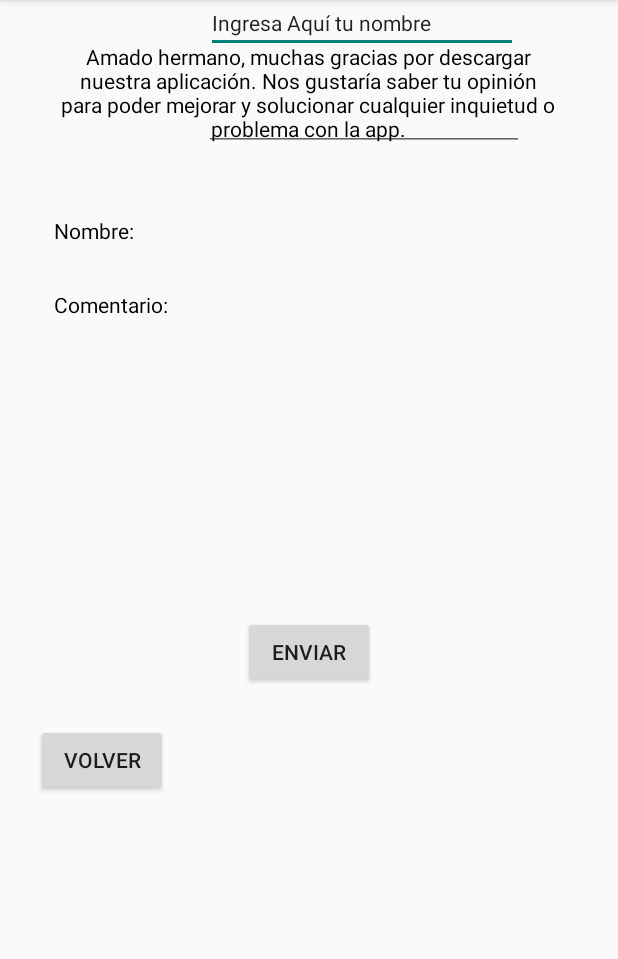
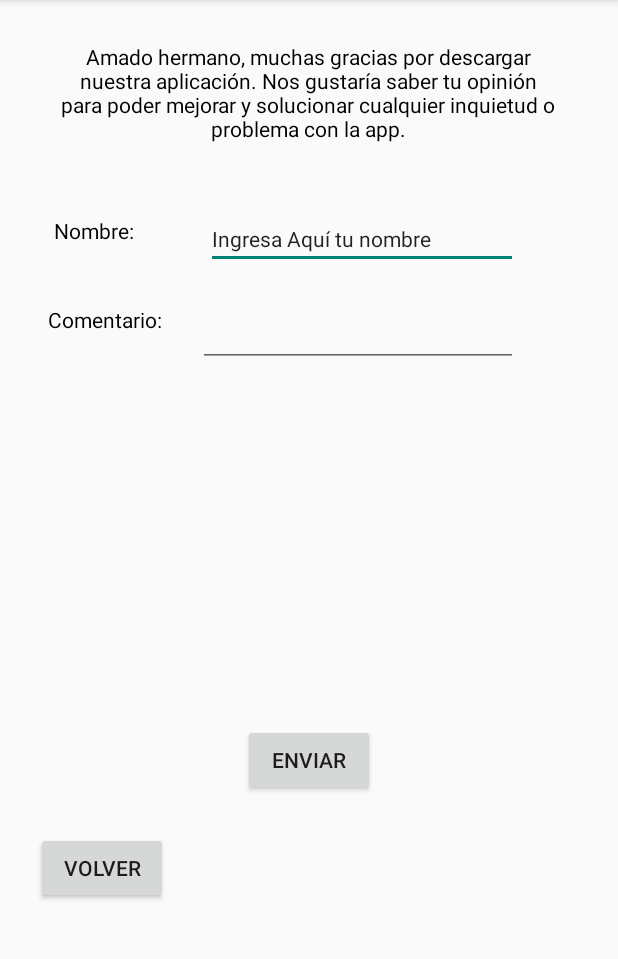
Before and after one commit to Thomacho18021/Ministerio-Puerta-Abierta-Lirqu-n, an Android app: the Rating screen opened directly, with no data from a screen before it, on a phone screen of 412 x 824 dp, the part 84-1043 px from its top. Run offline under Robolectric (Android 15) with nearby library versions, the phone set to English and light mode, and no system bars; 2 statements that could not run were skipped.

Commit message:
Quinto Commit: Se agregan activitys de Conocenos y Rating con algunos eventos en cada una

```diff
--- a/app/src/main/res/layout/activity_rating.xml
+++ b/app/src/main/res/layout/activity_rating.xml
@@ -34,8 +34,8 @@
         android:id="@+id/txtComentario"
         android:layout_width="wrap_content"
         android:layout_height="wrap_content"
-        android:layout_marginStart="36dp"
-        android:layout_marginTop="30dp"
+        android:layout_marginStart="32dp"
+        android:layout_marginTop="40dp"
         android:text="Comentario:"
         android:textColor="#000000"
         app:layout_constraintStart_toStartOf="parent"
@@ -67,12 +67,13 @@
         android:layout_width="208dp"
         android:layout_height="35dp"
         android:layout_marginStart="48dp"
+        android:layout_marginTop="40dp"
         android:ems="10"
         android:inputType="textPersonName"
         android:text="Ingresa Aquí tu nombre"
         android:textSize="14sp"
         app:layout_constraintStart_toEndOf="@+id/txtNombre"
-        tools:layout_editor_absoluteY="137dp" />
+        app:layout_constraintTop_toBottomOf="@+id/txtRating" />
 
     <EditText
         android:id="@+id/inputComentario"
```
